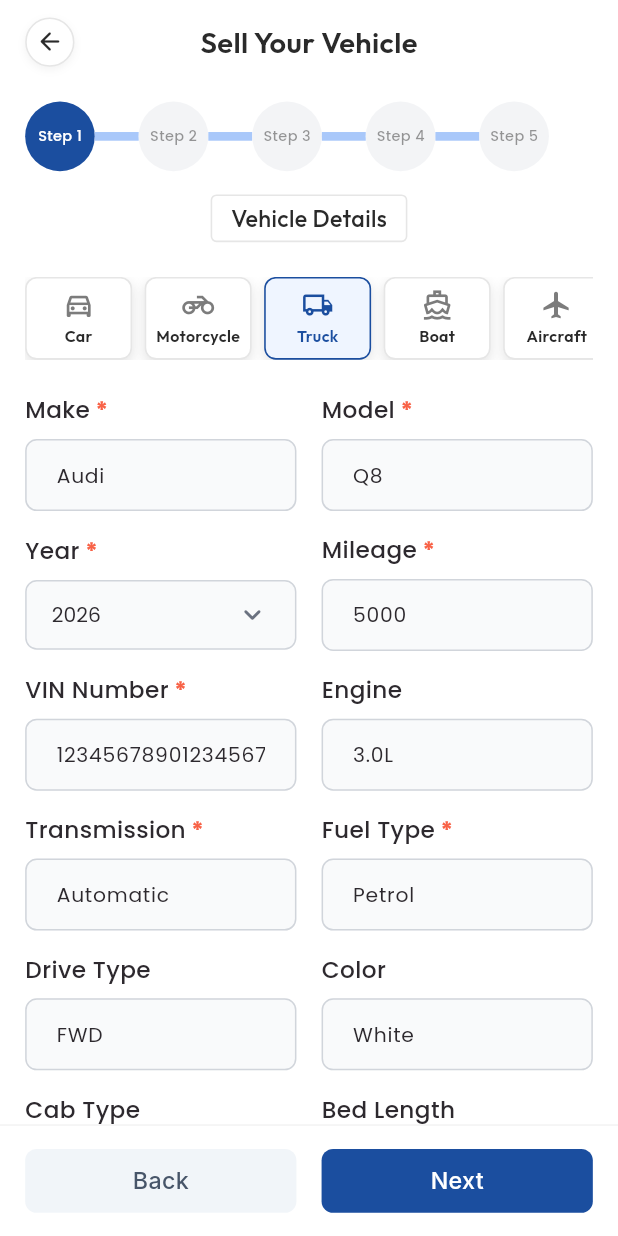
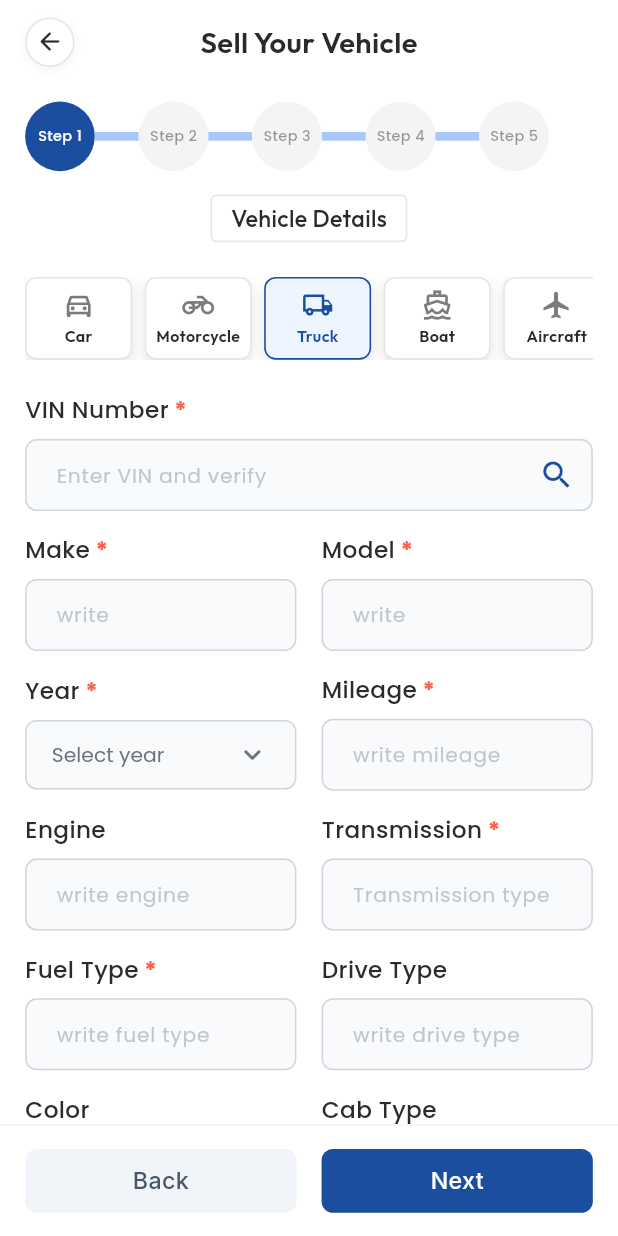
Before and after one commit to Mehedi259/private_Vehicle_Bidding, a Flutter app: the AddVehicleView screen opened by its route, after a tap on "Motorcycle", after a tap on "Truck", on a phone screen of 412 x 824 dp. Run offline on Flutter 3.47's test engine with Material 3 defaults, Android fonts, the phone set to English and light mode, and no system bars; our stand-ins replace awesome_dialog, cached_network_image, device_preview, flutter_screenutil, flutter_spinkit, get and 5 more; accounts and stored records are empty.

Commit message:
feat: implement VIN verification and auto-population for vehicle details

```diff
--- a/lib/modules/sell/controllers/add_vehicle_controller.dart
+++ b/lib/modules/sell/controllers/add_vehicle_controller.dart
@@ -16,18 +16,18 @@ class AddVehicleController extends GetxController {
   final List<String> categories = ['Car', 'Motorcycle', 'Truck', 'Boat', 'Aircraft', 'Other'];
 
   // Form input controllers (Step 1)
-  final makeController = TextEditingController(text: "Audi");
-  final modelController = TextEditingController(text: "Q8");
-  final yearController = RxnString("2026");
-  final trimController = TextEditingController(text: "3.0 TFSI Premium Plus quattro");
-  final mileageController = TextEditingController(text: "5000");
-  final vinController = TextEditingController(text: "12345678901234567");
-  final transmissionController = TextEditingController(text: "Automatic");
-  final fuelTypeController = TextEditingController(text: "Petrol");
-  final driveTypeController = TextEditingController(text: "FWD");
-  final engineController = TextEditingController(text: "3.0L");
-  final exteriorColorController = TextEditingController(text: "White");
-  final interiorColorController = TextEditingController(text: "Black");
+  final makeController = TextEditingController();
+  final modelController = TextEditingController();
+  final yearController = RxnString();
+  final trimController = TextEditingController();
+  final mileageController = TextEditingController();
+  final vinController = TextEditingController();
+  final transmissionController = TextEditingController();
+  final fuelTypeController = TextEditingController();
+  final driveTypeController = TextEditingController();
+  final engineController = TextEditingController();
+  final exteriorColorController = TextEditingController();
+  final interiorColorController = TextEditingController();
   final titleStatusController = RxnString();
   final cabTypeController = TextEditingController();
   final bedLengthController = TextEditingController();
@@ -43,23 +43,23 @@ class AddVehicleController extends GetxController {
 
   // Form input controllers (Step 2)
   final RxList<String> selectedImagePaths = <String>[].obs;
-  final descriptionController = TextEditingController(text: "Audi Q8 is a luxury SUV known for its premium features and performance.");
-  final featuresController = TextEditingController(text: "Premium leather seats, Advanced infotainment system, Sunroof, Parking assist");
+  final descriptionController = TextEditingController();
+  final featuresController = TextEditingController();
 
   // Form input controllers (Step 3)
-  final startingBidController = TextEditingController(text: "18,000");
-  final reservePriceController = TextEditingController(text: "22,000");
-  final buyNowPriceController = TextEditingController(text: "26,000");
+  final startingBidController = TextEditingController();
+  final reservePriceController = TextEditingController();
+  final buyNowPriceController = TextEditingController();
   final RxString selectedDuration = '3 Days'.obs;
   final List<String> durations = ['3 Days', '5 Days', '7 Days', '10 Days', '14 Days'];
 
   // Form input controllers (Step 4)
   final RxString selectedDocType = 'Driving License'.obs;
   final RxnString selfieImagePath = RxnString();
-  final countryController = TextEditingController(text: "United Arab Emirates");
-  final stateController = TextEditingController(text: "Dubai");
-  final cityController = TextEditingController(text: "Al Aweer");
-  final zipCodeController = TextEditingController(text: "7025");
+  final countryController = TextEditingController();
+  final stateController = TextEditingController();
+  final cityController = TextEditingController();
+  final zipCodeController = TextEditingController();
 
   // Expanded summary indices (Step 5)
   final RxList<bool> expandedSummaries = <bool>[false, false, false, false].obs;
@@ -77,6 +77,49 @@ class AddVehicleController extends GetxController {
   }
 
   final ImagePicker _picker = ImagePicker();
+
+  Future<void> verifyVinAndPopulate() async {
+    final vin = vinController.text.trim();
+    if (vin.isEmpty) {
+      SnackbarHelper.showError('Please enter a VIN number first');
+      return;
+    }
+
+    isVerifying.value = true;
+    try {
+      final response = await ApiService.post('/api/sell/posts/verify-vin/', {
+        'vin_number': vin,
+      });
+      if (response.statusCode == 200) {
+        final data = jsonDecode(response.body);
+        if (data['is_valid'] == true && data['decoded_info'] != null) {
+          final info = data['decoded_info'];
+          makeController.text = info['make'] ?? '';
+          modelController.text = info['model'] ?? '';
+          yearController.value = info['year']?.toString();
+          trimController.text = info['trim'] ?? '';
+          transmissionController.text = info['transmission'] ?? '';
+          fuelTypeController.text = info['fuel_type'] ?? '';
+          driveTypeController.text = info['drive_type'] ?? '';
+
+          if (info['engine_cylinders'] != null || info['displacement_l'] != null) {
+            engineController.text = '${info['displacement_l'] ?? ''}L ${info['engine_cylinders'] != null ? '${info['engine_cylinders']} Cyl' : ''}'.trim();
+          }
+
+          SnackbarHelper.showSuccess('VIN details populated successfully');
+        } else {
+          SnackbarHelper.showError('Invalid VIN or no details found');
+        }
+      } else {
+        final error = jsonDecode(response.body);
+        SnackbarHelper.showError(error['error'] ?? 'VIN Verification Failed');
+      }
+    } catch (e) {
+      SnackbarHelper.showError('Network error during VIN verification');
+    } finally {
+      isVerifying.value = false;
+    }
+  }
 
   // Wizard transitions
   void setCategory(String category) {
--- a/lib/modules/sell/views/add_vehicle_view.dart
+++ b/lib/modules/sell/views/add_vehicle_view.dart
@@ -262,6 +262,23 @@ class AddVehicleView extends StatelessWidget {
   Widget _buildCarFields(AddVehicleController controller) {
     return Column(
       children: [
+        _buildLabelTextField(
+          label: 'VIN Number',
+          isRequired: true,
+          hintText: 'Enter VIN and verify',
+          controller: controller.vinController,
+          suffixIcon: Obx(() => IconButton(
+            icon: controller.isVerifying.value
+                ? SizedBox(
+                    width: 20.r,
+                    height: 20.r,
+                    child: const CircularProgressIndicator(strokeWidth: 2, color: Color(0xFF1B4E9F)),
+                  )
+                : const Icon(Icons.search, color: Color(0xFF1B4E9F)),
+            onPressed: () => controller.verifyVinAndPopulate(),
+          )),
+        ),
+        SizedBox(height: 16.h),
         Row(
           children: [
             Expanded(child: _buildLabelTextField(label: 'Make', isRequired: true, hintText: 'write', controller: controller.makeController)),
@@ -282,36 +299,32 @@ class AddVehicleView extends StatelessWidget {
           children: [
             Expanded(child: _buildLabelTextField(label: 'Mileage', isRequired: true, hintText: 'write mileage', controller: controller.mileageController, keyboardType: TextInputType.number)),
             SizedBox(width: 16.w),
-            Expanded(child: _buildLabelTextField(label: 'VIN Number', isRequired: true, hintText: 'write vin number', controller: controller.vinController)),
-          ],
-        ),
-        SizedBox(height: 16.h),
-        Row(
-          children: [
             Expanded(child: _buildLabelTextField(label: 'Transmission', isRequired: true, hintText: 'Transmission type', controller: controller.transmissionController)),
-            SizedBox(width: 16.w),
+          ],
+        ),
+        SizedBox(height: 16.h),
+        Row(
+          children: [
             Expanded(child: _buildLabelTextField(label: 'Fuel Type', isRequired: true, hintText: 'write fuel type', controller: controller.fuelTypeController)),
-          ],
-        ),
-        SizedBox(height: 16.h),
-        Row(
-          children: [
+            SizedBox(width: 16.w),
             Expanded(child: _buildLabelTextField(label: 'Drive Type', hintText: 'write drive type', controller: controller.driveTypeController)),
-            SizedBox(width: 16.w),
+          ],
+        ),
+        SizedBox(height: 16.h),
+        Row(
+          children: [
             Expanded(child: _buildLabelTextField(label: 'Engine', hintText: 'write engine type', controller: controller.engineController)),
-          ],
-        ),
-        SizedBox(height: 16.h),
-        Row(
-          children: [
+            SizedBox(width: 16.w),
             Expanded(child: _buildLabelTextField(label: 'Exterior color', hintText: 'write exterior color', controller: controller.exteriorColorController)),
-            SizedBox(width: 16.w),
+          ],
+        ),
+        SizedBox(height: 16.h),
+        Row(
+          children: [
             Expanded(child: _buildLabelTextField(label: 'Interior Color', hintText: 'write interior color', controller: controller.interiorColorController)),
-          ],
-        ),
-        SizedBox(height: 16.h),
-        _buildLabelDropdown(
-          label: 'Title Status', isRequired: true, hintText: 'Select car status', value: controller.titleStatusController.value, items: const ['Clean', 'Salvage', 'Rebuilt', 'Parts Only'], onChanged: (val) => controller.titleStatusController.value = val,
+            SizedBox(width: 16.w),
+            Expanded(child: _buildLabelDropdown(label: 'Title Status', isRequired: true, hintText: 'Select car status', value: controller.titleStatusController.value, items: const ['Clean', 'Salvage', 'Rebuilt', 'Parts Only'], onChanged: (val) => controller.titleStatusController.value = val)),
+          ],
         ),
       ],
     );
@@ -320,6 +333,23 @@ class AddVehicleView extends StatelessWidget {
   Widget _buildMotorcycleFields(AddVehicleController controller) {
     return Column(
       children: [
+        _buildLabelTextField(
+          label: 'VIN Number',
+          isRequired: true,
+          hintText: 'Enter VIN and verify',
+          controller: controller.vinController,
+          suffixIcon: Obx(() => IconButton(
+            icon: controller.isVerifying.value
+                ? SizedBox(
+                    width: 20.r,
+                    height: 20.r,
+                    child: const CircularProgressIndicator(strokeWidth: 2, color: Color(0xFF1B4E9F)),
+                  )
+                : const Icon(Icons.search, color: Color(0xFF1B4E9F)),
+            onPressed: () => controller.verifyVinAndPopulate(),
+          )),
+        ),
+        SizedBox(height: 16.h),
         Row(
           children: [
             Expanded(child: _buildLabelTextField(label: 'Make', isRequired: true, hintText: 'write', controller: controller.makeController)),
@@ -338,30 +368,26 @@ class AddVehicleView extends StatelessWidget {
         SizedBox(height: 16.h),
         Row(
           children: [
-            Expanded(child: _buildLabelTextField(label: 'VIN Number', isRequired: true, hintText: 'write vin number', controller: controller.vinController)),
-            SizedBox(width: 16.w),
             Expanded(child: _buildLabelTextField(label: 'Engine', hintText: 'write engine', controller: controller.engineController)),
-          ],
-        ),
-        SizedBox(height: 16.h),
-        Row(
-          children: [
+            SizedBox(width: 16.w),
             Expanded(child: _buildLabelTextField(label: 'Transmission', isRequired: true, hintText: 'Transmission type', controller: controller.transmissionController)),
-            SizedBox(width: 16.w),
+          ],
+        ),
+        SizedBox(height: 16.h),
+        Row(
+          children: [
             Expanded(child: _buildLabelTextField(label: 'Fuel Type', isRequired: true, hintText: 'write fuel type', controller: controller.fuelTypeController)),
-          ],
-        ),
-        SizedBox(height: 16.h),
-        Row(
-          children: [
+            SizedBox(width: 16.w),
             Expanded(child: _buildLabelTextField(label: 'Engine (CC)', hintText: 'write CC', controller: controller.engineCcController)),
-            SizedBox(width: 16.w),
+          ],
+        ),
+        SizedBox(height: 16.h),
+        Row(
+          children: [
             Expanded(child: _buildLabelTextField(label: 'Color', hintText: 'write color', controller: controller.exteriorColorController)),
-          ],
-        ),
-        SizedBox(height: 16.h),
-        _buildLabelDropdown(
-          label: 'Title Status', isRequired: true, hintText: 'Select status', value: controller.titleStatusController.value, items: const ['Clean', 'Salvage', 'Rebuilt', 'Parts Only'], onChanged: (val) => controller.titleStatusController.value = val,
+            SizedBox(width: 16.w),
+            Expanded(child: _buildLabelDropdown(label: 'Title Status', isRequired: true, hintText: 'Select status', value: controller.titleStatusController.value, items: const ['Clean', 'Salvage', 'Rebuilt', 'Parts Only'], onChanged: (val) => controller.titleStatusController.value = val)),
+          ],
         ),
       ],
     );
@@ -370,6 +396,23 @@ class AddVehicleView extends StatelessWidget {
   Widget _buildTruckFields(AddVehicleController controller) {
     return Column(
       children: [
+        _buildLabelTextField(
+          label: 'VIN Number',
+          isRequired: true,
+          hintText: 'Enter VIN and verify',
+          controller: controller.vinController,
+          suffixIcon: Obx(() => IconButton(
+            icon: controller.isVerifying.value
+                ? SizedBox(
+                    width: 20.r,
+                    height: 20.r,
+                    child: const CircularProgressIndicator(strokeWidth: 2, color: Color(0xFF1B4E9F)),
+                  )
+                : const Icon(Icons.search, color: Color(0xFF1B4E9F)),
+            onPressed: () => controller.verifyVinAndPopulate(),
+          )),
+        ),
+        SizedBox(height: 16.h),
         Row(
           children: [
             Expanded(child: _buildLabelTextField(label: 'Make', isRequired: true, hintText: 'write', controller: controller.makeController)),
@@ -388,43 +431,37 @@ class AddVehicleView extends StatelessWidget {
         SizedBox(height: 16.h),
         Row(
           children: [
-            Expanded(child: _buildLabelTextField(label: 'VIN Number', isRequired: true, hintText: 'write vin number', controller: controller.vinController)),
-            SizedBox(width: 16.w),
             Expanded(child: _buildLabelTextField(label: 'Engine', hintText: 'write engine', controller: controller.engineController)),
-          ],
-        ),
-        SizedBox(height: 16.h),
-        Row(
-          children: [
+            SizedBox(width: 16.w),
             Expanded(child: _buildLabelTextField(label: 'Transmission', isRequired: true, hintText: 'Transmission type', controller: controller.transmissionController)),
-            SizedBox(width: 16.w),
+          ],
+        ),
+        SizedBox(height: 16.h),
+        Row(
+          children: [
             Expanded(child: _buildLabelTextField(label: 'Fuel Type', isRequired: true, hintText: 'write fuel type', controller: controller.fuelTypeController)),
-          ],
-        ),
-        SizedBox(height: 16.h),
-        Row(
-          children: [
+            SizedBox(width: 16.w),
             Expanded(child: _buildLabelTextField(label: 'Drive Type', hintText: 'write drive type', controller: controller.driveTypeController)),
-            SizedBox(width: 16.w),
+          ],
+        ),
+        SizedBox(height: 16.h),
+        Row(
+          children: [
             Expanded(child: _buildLabelTextField(label: 'Color', hintText: 'write color', controller: controller.exteriorColorController)),
-          ],
-        ),
-        SizedBox(height: 16.h),
-        Row(
-          children: [
+            SizedBox(width: 16.w),
             Expanded(child: _buildLabelTextField(label: 'Cab Type', hintText: 'e.g. SuperCrew', controller: controller.cabTypeController)),
-            SizedBox(width: 16.w),
+          ],
+        ),
+        SizedBox(height: 16.h),
+        Row(
+          children: [
             Expanded(child: _buildLabelTextField(label: 'Bed Length', hintText: 'e.g. 5.5 ft', controller: controller.bedLengthController)),
-          ],
-        ),
-        SizedBox(height: 16.h),
-        Row(
-          children: [
+            SizedBox(width: 16.w),
             Expanded(child: _buildLabelTextField(label: 'Towing Capacity', hintText: 'e.g. 8200', controller: controller.towingCapacityController)),
-            SizedBox(width: 16.w),
-            Expanded(child: _buildLabelDropdown(label: 'Title Status', isRequired: true, hintText: 'Select status', value: controller.titleStatusController.value, items: const ['Clean', 'Salvage', 'Rebuilt', 'Parts Only'], onChanged: (val) => controller.titleStatusController.value = val)),
-          ],
-        ),
+          ],
+        ),
+        SizedBox(height: 16.h),
+        _buildLabelDropdown(label: 'Title Status', isRequired: true, hintText: 'Select status', value: controller.titleStatusController.value, items: const ['Clean', 'Salvage', 'Rebuilt', 'Parts Only'], onChanged: (val) => controller.titleStatusController.value = val),
       ],
     );
   }
@@ -976,6 +1013,7 @@ class AddVehicleView extends StatelessWidget {
     required String hintText,
     required TextEditingController controller,
     TextInputType? keyboardType,
+    Widget? suffixIcon,
   }) {
     return AppTextField(
       labelText: label,
@@ -983,6 +1021,7 @@ class AddVehicleView extends StatelessWidget {
       hintText: hintText,
       controller: controller,
       keyboardType: keyboardType,
+      suffixIcon: suffixIcon,
     );
   }
 
```
